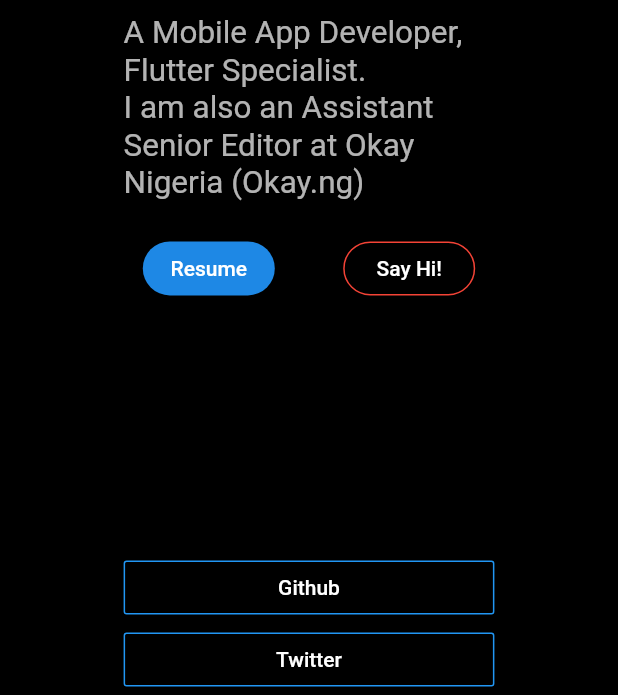
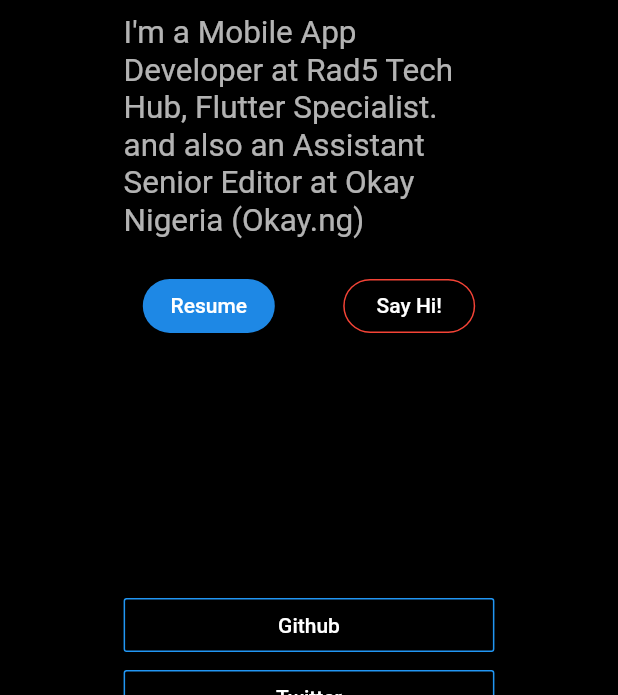
Before and after one commit to Wizpna/portfolio_website, a Flutter app: the screen it shows after launch, scrolled down 576 dp, on a phone screen of 412 x 824 dp, the part 541-1236 px from its top. Run offline on Flutter 3.47's test engine with Material 2 defaults, Android fonts, the phone set to English and light mode, and no system bars; missing offline and left inert: flutter_web; Roboto replaces fonts that are missing (GoogleSansRegular).

Commit message:
Updated UI

```diff
--- a/lib/profile_page.dart
+++ b/lib/profile_page.dart
@@ -155,8 +155,8 @@
         height: 10.0,
       ),
       Text(
-        "A Mobile App Developer, Flutter Specialist.\n"
-        "I am also an Assistant Senior Editor at Okay Nigeria (Okay.ng)",
+        "I'm a Mobile App Developer at Rad5 Tech Hub, Flutter Specialist.\n"
+        "and also an Assistant Senior Editor at Okay Nigeria (Okay.ng)",
         softWrap: true,
         textScaleFactor: 1.5,
         style: new TextStyle(color: Colors.white70),
```
